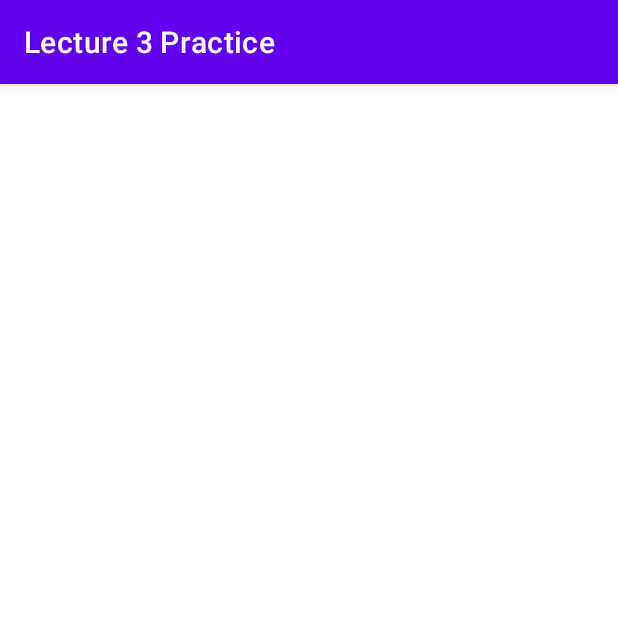
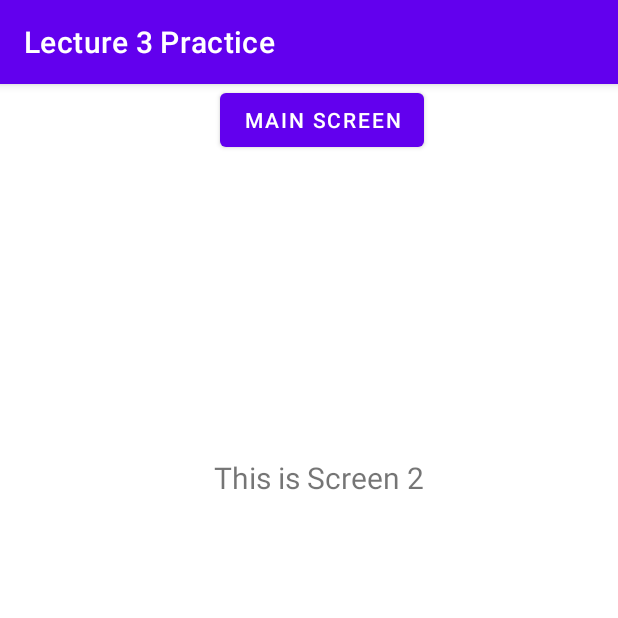
Before and after one commit to rukhsar-alt/mcsf19a020, an Android app: the screen2 screen opened directly, with no data from a screen before it, on a phone screen of 412 x 824 dp, the top half of it. Run offline under Robolectric (Android 15) with nearby library versions, the phone set to English and light mode, and no system bars.

Commit message:
Lecture 3 Completed

```diff
--- a/Lecture 3/app/src/main/java/com/example/lecture3practice/screen2.java
+++ b/Lecture 3/app/src/main/java/com/example/lecture3practice/screen2.java
@@ -2,7 +2,9 @@ package com.example.lecture3practice;
 
 import androidx.appcompat.app.AppCompatActivity;
 
+import android.content.Intent;
 import android.os.Bundle;
+import android.view.View;
 
 public class screen2 extends AppCompatActivity {
 
@@ -11,4 +13,8 @@ public class screen2 extends AppCompatActivity {
         super.onCreate(savedInstanceState);
         setContentView(R.layout.activity_screen2);
     }
+    public void mainScreen(View view) {
+        Intent intent = new Intent(this,MainActivity.class);
+        startActivity(intent);
+    }
 }
--- a/Lecture 3/app/src/main/res/layout/activity_screen2.xml
+++ b/Lecture 3/app/src/main/res/layout/activity_screen2.xml
@@ -6,4 +6,28 @@
     android:layout_height="match_parent"
     tools:context=".screen2">
 
+    <TextView
+        android:id="@+id/textView"
+        android:layout_width="wrap_content"
+        android:layout_height="wrap_content"
+        android:text="This is Screen 2"
+        android:textSize="20sp"
+        app:layout_constraintBottom_toBottomOf="parent"
+        app:layout_constraintEnd_toEndOf="parent"
+        app:layout_constraintHorizontal_bias="0.524"
+        app:layout_constraintStart_toStartOf="parent"
+        app:layout_constraintTop_toTopOf="parent"
+        app:layout_constraintVertical_bias="0.336" />
+
+    <Button
+        android:id="@+id/mainScreenButton"
+        android:layout_width="wrap_content"
+        android:layout_height="wrap_content"
+        android:text="Main Screen"
+        android:onClick="mainScreen"
+        app:layout_constraintEnd_toEndOf="@+id/textView"
+        app:layout_constraintHorizontal_bias="1.0"
+        app:layout_constraintStart_toStartOf="@+id/textView"
+        tools:layout_editor_absoluteY="402dp"
+        tools:ignore="MissingConstraints" />
 </androidx.constraintlayout.widget.ConstraintLayout>
```
